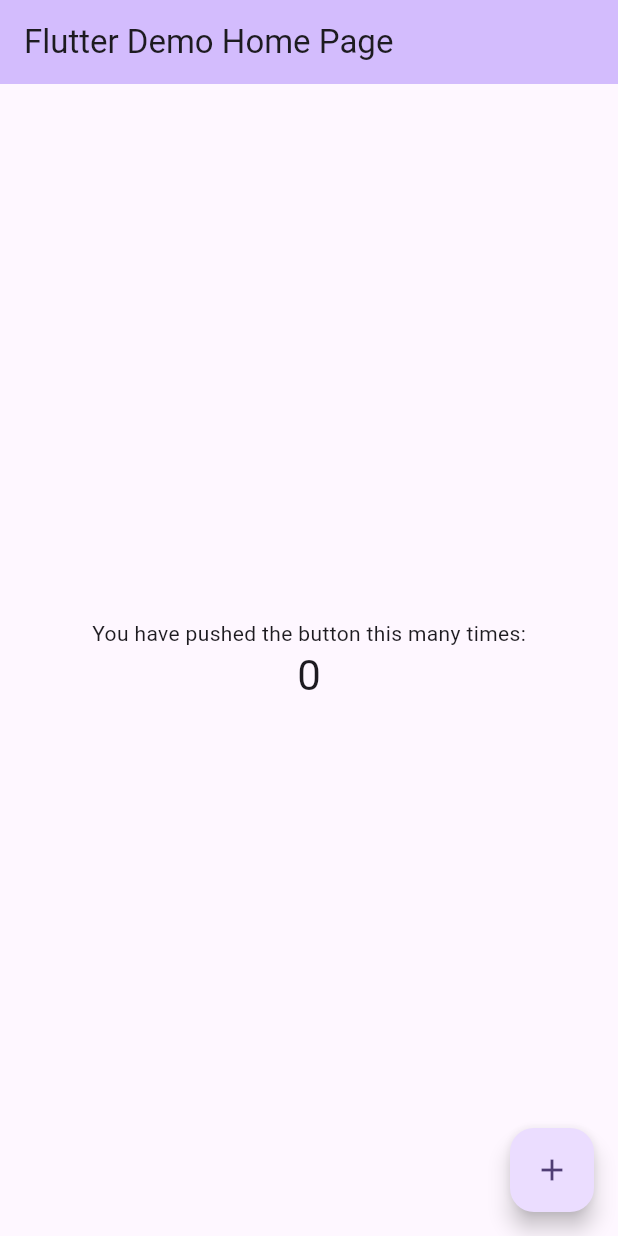
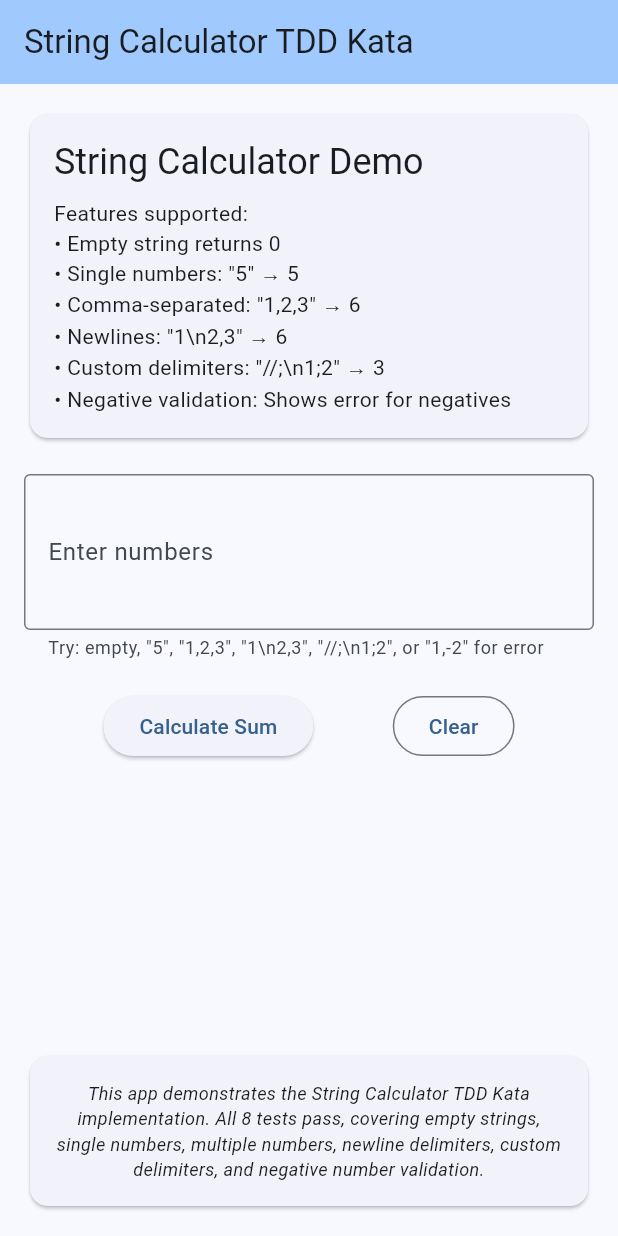
Before and after one commit to balabm/String-Calculator-TDD-Kata-flutter, a Flutter app: the screen it shows after launch, on a phone screen of 412 x 824 dp. Run offline on Flutter 3.47's test engine with Material 3 defaults, Android fonts, the phone set to English and light mode, and no system bars.

Commit message:
FEATURE: Complete functional UI for String Calculator with demo and examples

```diff
--- a/lib/main.dart
+++ b/lib/main.dart
@@ -1,122 +1,179 @@
 import 'package:flutter/material.dart';
+import 'string_calculator.dart';
 
 void main() {
-  runApp(const MyApp());
+  runApp(const StringCalculatorApp());
 }
 
-class MyApp extends StatelessWidget {
-  const MyApp({super.key});
+class StringCalculatorApp extends StatelessWidget {
+  const StringCalculatorApp({super.key});
 
-  // This widget is the root of your application.
   @override
   Widget build(BuildContext context) {
     return MaterialApp(
-      title: 'Flutter Demo',
+      title: 'String Calculator TDD Kata',
       theme: ThemeData(
-        // This is the theme of your application.
-        //
-        // TRY THIS: Try running your application with "flutter run". You'll see
-        // the application has a purple toolbar. Then, without quitting the app,
-        // try changing the seedColor in the colorScheme below to Colors.green
-        // and then invoke "hot reload" (save your changes or press the "hot
-        // reload" button in a Flutter-supported IDE, or press "r" if you used
-        // the command line to start the app).
-        //
-        // Notice that the counter didn't reset back to zero; the application
-        // state is not lost during the reload. To reset the state, use hot
-        // restart instead.
-        //
-        // This works for code too, not just values: Most code changes can be
-        // tested with just a hot reload.
-        colorScheme: ColorScheme.fromSeed(seedColor: Colors.deepPurple),
+        colorScheme: ColorScheme.fromSeed(seedColor: Colors.blue),
+        useMaterial3: true,
       ),
-      home: const MyHomePage(title: 'Flutter Demo Home Page'),
+      home: const StringCalculatorHomePage(),
     );
   }
 }
 
-class MyHomePage extends StatefulWidget {
-  const MyHomePage({super.key, required this.title});
-
-  // This widget is the home page of your application. It is stateful, meaning
-  // that it has a State object (defined below) that contains fields that affect
-  // how it looks.
-
-  // This class is the configuration for the state. It holds the values (in this
-  // case the title) provided by the parent (in this case the App widget) and
-  // used by the build method of the State. Fields in a Widget subclass are
-  // always marked "final".
-
-  final String title;
+class StringCalculatorHomePage extends StatefulWidget {
+  const StringCalculatorHomePage({super.key});
 
   @override
-  State<MyHomePage> createState() => _MyHomePageState();
+  State<StringCalculatorHomePage> createState() => _StringCalculatorHomePageState();
 }
 
-class _MyHomePageState extends State<MyHomePage> {
-  int _counter = 0;
+class _StringCalculatorHomePageState extends State<StringCalculatorHomePage> {
+  final TextEditingController _controller = TextEditingController();
+  String _result = '';
+  String _errorMessage = '';
+  final StringCalculator _calculator = StringCalculator();
 
-  void _incrementCounter() {
+  void _calculateSum() {
     setState(() {
-      // This call to setState tells the Flutter framework that something has
-      // changed in this State, which causes it to rerun the build method below
-      // so that the display can reflect the updated values. If we changed
-      // _counter without calling setState(), then the build method would not be
-      // called again, and so nothing would appear to happen.
-      _counter++;
+      _errorMessage = '';
+      _result = '';
+
+      try {
+        final input = _controller.text;
+        final sum = _calculator.add(input);
+        _result = 'Result: $sum';
+      } on NegativeNumberException catch (e) {
+        _errorMessage = 'Error: ${e.toString()}';
+      } catch (e) {
+        _errorMessage = 'Error: Invalid input format';
+      }
+    });
+  }
+
+  void _clearInput() {
+    setState(() {
+      _controller.clear();
+      _result = '';
+      _errorMessage = '';
     });
   }
 
   @override
   Widget build(BuildContext context) {
-    // This method is rerun every time setState is called, for instance as done
-    // by the _incrementCounter method above.
-    //
-    // The Flutter framework has been optimized to make rerunning build methods
-    // fast, so that you can just rebuild anything that needs updating rather
-    // than having to individually change instances of widgets.
     return Scaffold(
       appBar: AppBar(
-        // TRY THIS: Try changing the color here to a specific color (to
-        // Colors.amber, perhaps?) and trigger a hot reload to see the AppBar
-        // change color while the other colors stay the same.
         backgroundColor: Theme.of(context).colorScheme.inversePrimary,
-        // Here we take the value from the MyHomePage object that was created by
-        // the App.build method, and use it to set our appbar title.
-        title: Text(widget.title),
+        title: const Text('String Calculator TDD Kata'),
       ),
-      body: Center(
-        // Center is a layout widget. It takes a single child and positions it
-        // in the middle of the parent.
+      body: Padding(
+        padding: const EdgeInsets.all(16.0),
         child: Column(
-          // Column is also a layout widget. It takes a list of children and
-          // arranges them vertically. By default, it sizes itself to fit its
-          // children horizontally, and tries to be as tall as its parent.
-          //
-          // Column has various properties to control how it sizes itself and
-          // how it positions its children. Here we use mainAxisAlignment to
-          // center the children vertically; the main axis here is the vertical
-          // axis because Columns are vertical (the cross axis would be
-          // horizontal).
-          //
-          // TRY THIS: Invoke "debug painting" (choose the "Toggle Debug Paint"
-          // action in the IDE, or press "p" in the console), to see the
-          // wireframe for each widget.
-          mainAxisAlignment: MainAxisAlignment.center,
-          children: <Widget>[
-            const Text('You have pushed the button this many times:'),
-            Text(
-              '$_counter',
-              style: Theme.of(context).textTheme.headlineMedium,
+          crossAxisAlignment: CrossAxisAlignment.stretch,
+          children: [
+            Card(
+              child: Padding(
+                padding: const EdgeInsets.all(16.0),
+                child: Column(
+                  crossAxisAlignment: CrossAxisAlignment.start,
+                  children: [
+                    Text(
+                      'String Calculator Demo',
+                      style: Theme.of(context).textTheme.headlineSmall,
+                    ),
+                    const SizedBox(height: 8),
+                    const Text(
+                      'Features supported:\n'
+                      '• Empty string returns 0\n'
+                      '• Single numbers: "5" → 5\n'
+                      '• Comma-separated: "1,2,3" → 6\n'
+                      '• Newlines: "1\\n2,3" → 6\n'
+                      '• Custom delimiters: "//;\\n1;2" → 3\n'
+                      '• Negative validation: Shows error for negatives',
+                      style: TextStyle(fontSize: 14),
+                    ),
+                  ],
+                ),
+              ),
+            ),
+            const SizedBox(height: 20),
+            TextField(
+              controller: _controller,
+              decoration: const InputDecoration(
+                labelText: 'Enter numbers',
+                hintText: 'e.g., 1,2,3 or //;\\n1;2 or 1\\n2,3',
+                border: OutlineInputBorder(),
+                helperText: 'Try: empty, "5", "1,2,3", "1\\n2,3", "//;\\n1;2", or "1,-2" for error',
+              ),
+              maxLines: 3,
+            ),
+            const SizedBox(height: 20),
+            Row(
+              mainAxisAlignment: MainAxisAlignment.spaceEvenly,
+              children: [
+                ElevatedButton(
+                  onPressed: _calculateSum,
+                  child: const Text('Calculate Sum'),
+                ),
+                OutlinedButton(
+                  onPressed: _clearInput,
+                  child: const Text('Clear'),
+                ),
+              ],
+            ),
+            const SizedBox(height: 20),
+            if (_result.isNotEmpty)
+              Card(
+                color: Colors.green.shade50,
+                child: Padding(
+                  padding: const EdgeInsets.all(16.0),
+                  child: Text(
+                    _result,
+                    style: TextStyle(
+                      fontSize: 18,
+                      fontWeight: FontWeight.bold,
+                      color: Colors.green.shade800,
+                    ),
+                  ),
+                ),
+              ),
+            if (_errorMessage.isNotEmpty)
+              Card(
+                color: Colors.red.shade50,
+                child: Padding(
+                  padding: const EdgeInsets.all(16.0),
+                  child: Text(
+                    _errorMessage,
+                    style: TextStyle(
+                      fontSize: 16,
+                      fontWeight: FontWeight.bold,
+                      color: Colors.red.shade800,
+                    ),
+                  ),
+                ),
+              ),
+            const Spacer(),
+            const Card(
+              child: Padding(
+                padding: EdgeInsets.all(16.0),
+                child: Text(
+                  'This app demonstrates the String Calculator TDD Kata implementation. '
+                  'All 8 tests pass, covering empty strings, single numbers, multiple numbers, '
+                  'newline delimiters, custom delimiters, and negative number validation.',
+                  style: TextStyle(fontSize: 12, fontStyle: FontStyle.italic),
+                  textAlign: TextAlign.center,
+                ),
+              ),
             ),
           ],
         ),
       ),
-      floatingActionButton: FloatingActionButton(
-        onPressed: _incrementCounter,
-        tooltip: 'Increment',
-        child: const Icon(Icons.add),
-      ), // This trailing comma makes auto-formatting nicer for build methods.
     );
   }
+
+  @override
+  void dispose() {
+    _controller.dispose();
+    super.dispose();
+  }
 }
--- a/lib/string_calculator.dart
+++ b/lib/string_calculator.dart
@@ -1,13 +1,3 @@
-/// String Calculator implementation following TDD principles
-/// Kata requirements:
-/// 1. Empty string returns 0
-/// 2. Single number returns that number
-/// 3. Two comma-separated numbers return their sum
-/// 4. Any amount of numbers supported
-/// 5. Newline delimiters supported
-/// 6. Custom delimiters supported
-/// 7. Negative number validation
-
 /// Exception thrown when negative numbers are used in calculation
 class NegativeNumberException implements Exception {
   final String message;
@@ -18,6 +8,15 @@ class NegativeNumberException implements Exception {
   String toString() => message;
 }
 
+/// String Calculator implementation following TDD principles
+/// Kata requirements:
+/// 1. Empty string returns 0
+/// 2. Single number returns that number
+/// 3. Two comma-separated numbers return their sum
+/// 4. Any amount of numbers supported
+/// 5. Newline delimiters supported
+/// 6. Custom delimiters supported
+/// 7. Negative number validation
 class StringCalculator {
   /// Calculate sum of numbers in a string
   int add(String numbers) {
@@ -53,7 +52,7 @@ class StringCalculator {
 
   /// Validate that no negative numbers are present
   void _validateNoNegativeNumbers(List<int> numbers) {
-    final negativeNumbers = numbers.where((num) => num < 0).toList();
+    final negativeNumbers = numbers.where((number) => number < 0).toList();
     if (negativeNumbers.isNotEmpty) {
       final negativeList = negativeNumbers.join(', ');
       throw NegativeNumberException(
```
